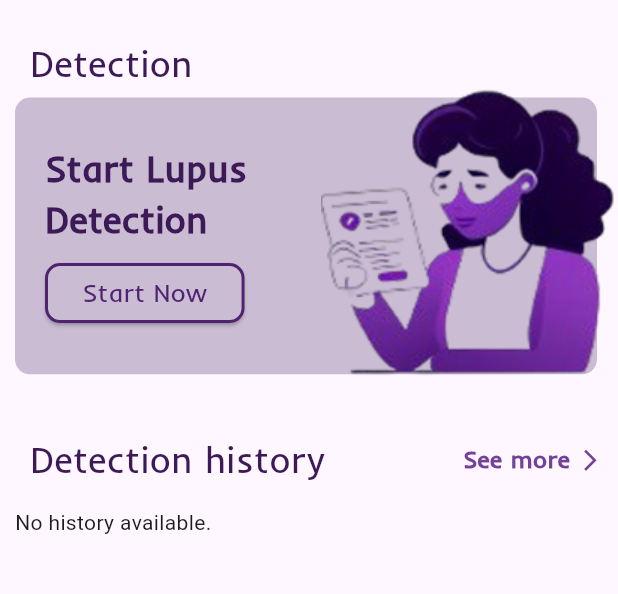
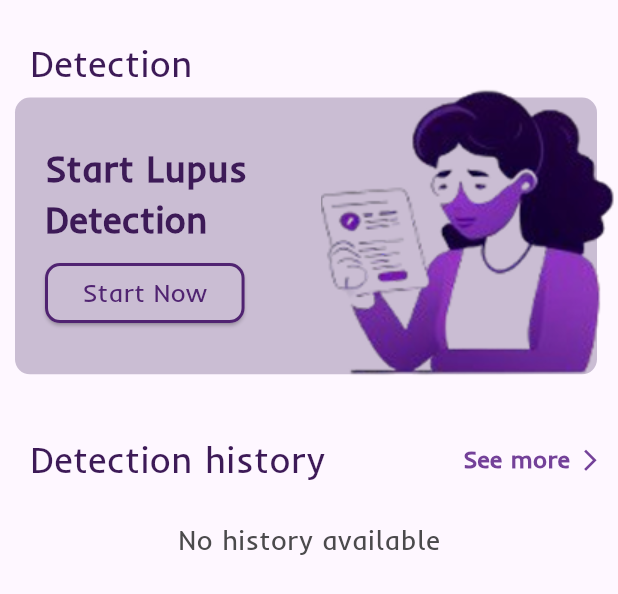
Before and after one commit to NourEkramy/Lupira-App, a Flutter app: the DiagnosisTab widget shown alone on an empty page, opened directly, on a phone screen of 412 x 824 dp. Shown: the top 594 px of the screen. Run offline on Flutter 3.47's test engine with Material 3 defaults, Android fonts, the phone set to English and light mode, and no system bars; our stand-ins replace bloc, country_picker, flutter_bloc, flutter_form_builder, form_builder_validators, shared_preferences; missing offline and left inert: uni_links3; accounts and stored records are empty; network calls fail.

```diff
--- a/lib/Tabs/diagnosis_tab.dart
+++ b/lib/Tabs/diagnosis_tab.dart
@@ -83,7 +83,7 @@ class _DiagnosisTabState extends State<DiagnosisTab> {
                 showModalBottomSheet(
                   context: context,
                   isScrollControlled: true,
-                  builder: (BuildContext context){
+                  builder: (BuildContext context) {
                     return PrerequisitesBottomSheet();
                   },
                 );
@@ -149,7 +149,21 @@ class _DiagnosisTabState extends State<DiagnosisTab> {
             if (isLoading)
               Center(child: CircularProgressIndicator())
             else if (historyData.isEmpty)
-              Text("No history available.")
+              Center(
+                child: Padding(
+                  padding: const EdgeInsets.only(
+                    top: 8,
+                  ),
+                  child: Text(
+                    "No history available",
+                    style: TextStyle(
+                      color: Color(0xFF4B4A4C),
+                      fontFamily: 'Inder',
+                      fontSize: 18,
+                    ),
+                  ),
+                ),
+              )
             else
               SizedBox(
                 child: ListView.builder(
@@ -157,7 +171,7 @@ class _DiagnosisTabState extends State<DiagnosisTab> {
                   physics: const NeverScrollableScrollPhysics(),
                   itemBuilder: (context, index) {
                     return ReportCardModule(
-                      onTap: (){
+                      onTap: () {
                         Navigator.push(
                           context,
                           MaterialPageRoute(
```
Also changed, not shown: lib/Detection-History/detection_history.dart (+24 -4 lines).
